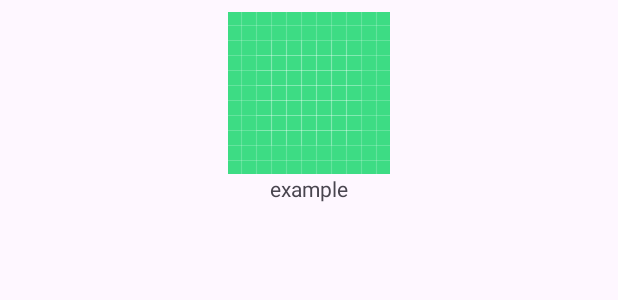
After one commit to SMUMC-7th/7th_Android, an Android app: the layout rv_home_bottomsheet.xml on its own in the app's theme, with its tools: preview values and no code run, on a phone screen of 412 x 824 dp. The commit adds this screen. Shown: the top 300 px of the screen. Run offline under Robolectric (Android 15) with nearby library versions, the phone set to English and light mode, and no system bars.

Commit message:
feat: homeFragment - persistent bottom sheet 추가

```diff
--- a/app/src/main/AndroidManifest.xml
+++ b/app/src/main/AndroidManifest.xml
@@ -14,13 +14,12 @@
         tools:targetApi="31">
         <activity
             android:name=".MainActivity"
-            android:exported="false" />
+            android:exported="true" />
         <activity
             android:name=".FirstActivity"
             android:exported="true">
             <intent-filter>
                 <action android:name="android.intent.action.MAIN" />
-
                 <category android:name="android.intent.category.LAUNCHER" />
             </intent-filter>
         </activity>
--- /dev/null
+++ b/app/src/main/java/com/wash/smumc_7th_android/home/HomeListItem.kt
@@ -0,0 +1,6 @@
+package com.wash.smumc_7th_android.home
+
+data class HomeListItem (
+    val url: String,
+    val title: String
+)
--- /dev/null
+++ b/app/src/main/res/layout/rv_home_bottomsheet.xml
@@ -0,0 +1,26 @@
+<?xml version="1.0" encoding="utf-8"?>
+<androidx.constraintlayout.widget.ConstraintLayout xmlns:android="http://schemas.android.com/apk/res/android"
+    android:layout_width="match_parent"
+    android:layout_height="wrap_content"
+    xmlns:app="http://schemas.android.com/apk/res-auto">
+
+    <ImageView
+        android:id="@+id/iv_homeBottomSheet"
+        android:layout_width="wrap_content"
+        android:layout_height="wrap_content"
+        app:layout_constraintTop_toTopOf="parent"
+        app:layout_constraintStart_toStartOf="parent"
+        app:layout_constraintEnd_toEndOf="parent"
+        android:layout_marginTop="8dp"
+        android:src="@drawable/ic_launcher_background"/>
+
+    <TextView
+        android:id="@+id/tv_homeBottomSheet"
+        android:layout_width="wrap_content"
+        android:layout_height="wrap_content"
+        app:layout_constraintTop_toBottomOf="@id/iv_homeBottomSheet"
+        app:layout_constraintStart_toStartOf="parent"
+        app:layout_constraintEnd_toEndOf="parent"
+        android:text="example"/>
+
+</androidx.constraintlayout.widget.ConstraintLayout>
```
Also changed, not shown: app/src/main/java/com/wash/smumc_7th_android/home/HomeFragment.kt (+42 -1 lines), app/src/main/java/com/wash/smumc_7th_android/home/HomeListAdapter.kt (added, +45 -0 lines), app/src/main/res/layout/fragment_home.xml (+46 -3 lines), app/src/main/res/layout/item_home_bottomsheet.xml (deleted, +0 -29 lines).
